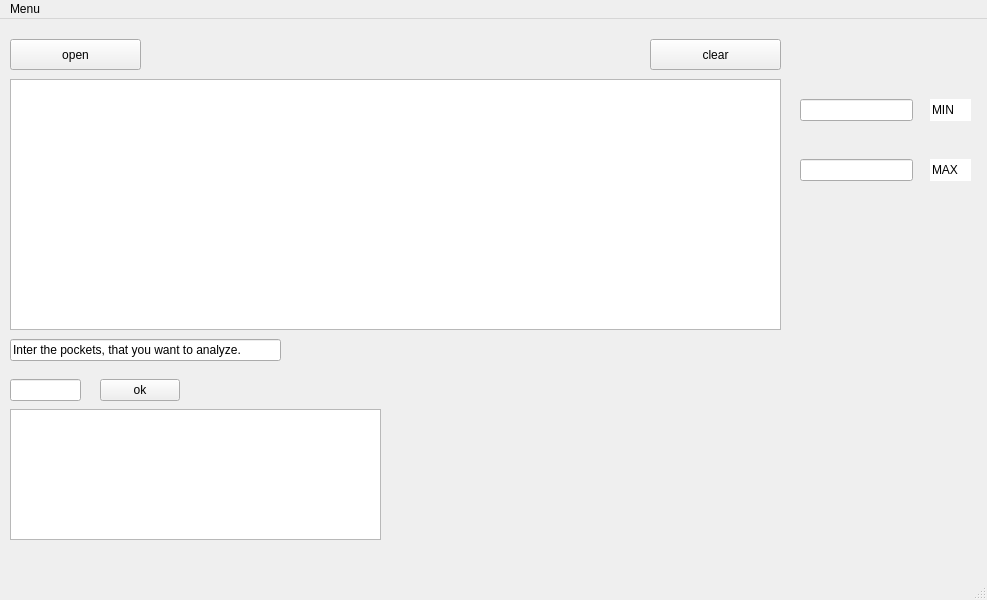
dda-661-4/project, file sniffer.ui: the form before one commit.
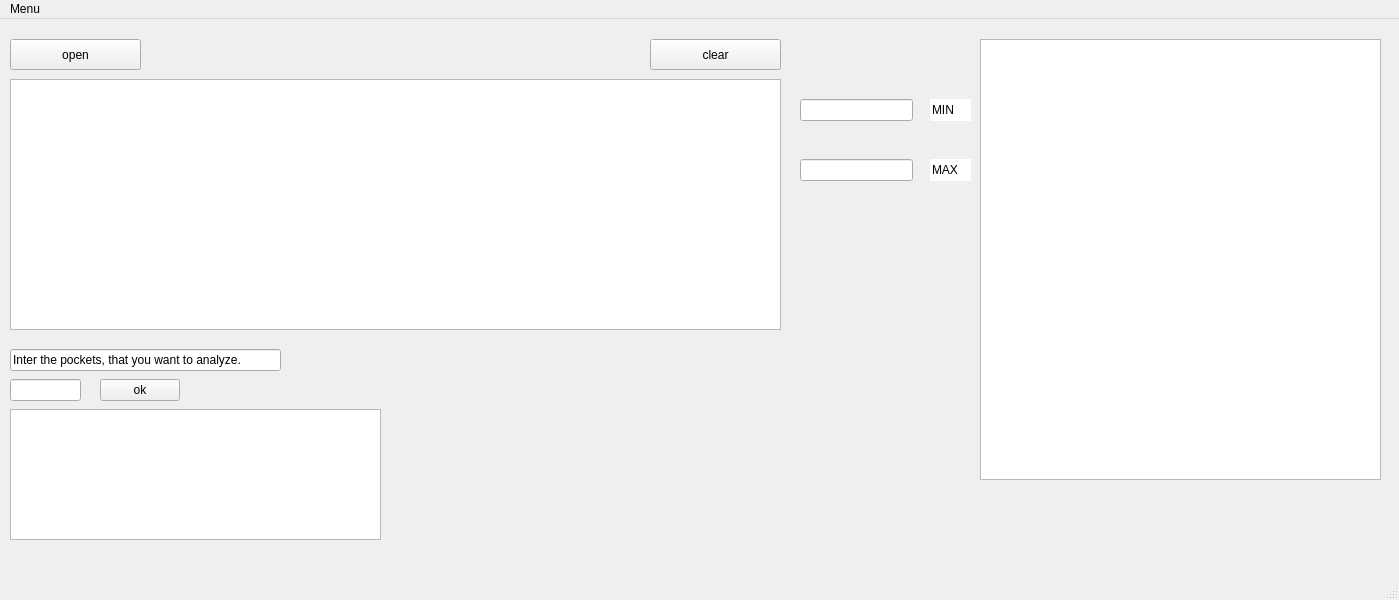
The form after the commit.

Diff of the .ui file:
```diff
--- a/sniffer.ui
+++ b/sniffer.ui
@@ -6,7 +6,7 @@
    <rect>
     <x>0</x>
     <y>0</y>
-    <width>987</width>
+    <width>1399</width>
     <height>600</height>
    </rect>
   </property>
@@ -49,7 +49,7 @@
     <property name="geometry">
      <rect>
       <x>10</x>
-      <y>320</y>
+      <y>330</y>
       <width>271</width>
       <height>22</height>
      </rect>
@@ -166,13 +166,32 @@
      </rect>
     </property>
    </widget>
+   <widget class="QTableWidget" name="data_table">
+    <property name="geometry">
+     <rect>
+      <x>980</x>
+      <y>20</y>
+      <width>401</width>
+      <height>441</height>
+     </rect>
+    </property>
+    <property name="font">
+     <font>
+      <weight>75</weight>
+      <bold>true</bold>
+     </font>
+    </property>
+    <attribute name="horizontalHeaderDefaultSectionSize">
+     <number>25</number>
+    </attribute>
+   </widget>
   </widget>
   <widget class="QMenuBar" name="menubar">
    <property name="geometry">
     <rect>
      <x>0</x>
      <y>0</y>
-     <width>987</width>
+     <width>1399</width>
      <height>19</height>
     </rect>
    </property>
```
